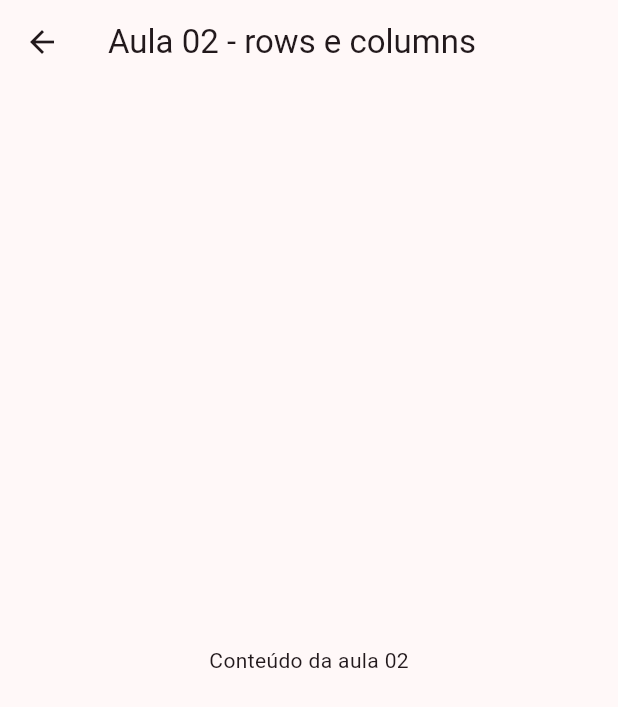
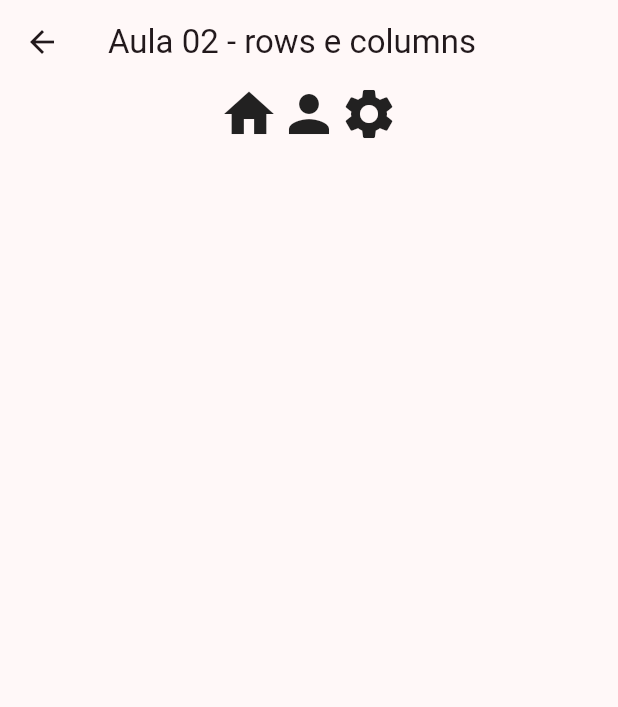
Before and after one commit to tasinassoemanuelli-ctrl/programacao-mobile-2026, a Flutter app: the Aula02 screen opened by its route, on a phone screen of 412 x 824 dp. Shown: the top 707 px of the screen. Run offline on Flutter 3.47's test engine with Material 3 defaults, Android fonts, the phone set to English and light mode, and no system bars.

Commit message:
Aula 02 - Aplicando alinhamento com linhas.

```diff
--- a/lib/menu_lateral.dart
+++ b/lib/menu_lateral.dart
@@ -25,6 +25,11 @@ class _MenulateralState extends State<Menulateral> {
             title: const Text("01 - Container"),
             onTap: () => Navigator.pushNamed(context, "/aula01"),
           ),
+          ListTile(
+            leading: const Icon(Icons.table_rows),
+            title: const Text("02 - Linhas e Colunas"),
+            onTap: () => Navigator.pushNamed(context, "/aula02")
+          )
         ],
       ),
     );
--- a/lib/paginas/aula02.dart
+++ b/lib/paginas/aula02.dart
@@ -5,12 +5,30 @@ class Aula02 extends StatelessWidget {
 
   @override
   Widget build(BuildContext context) {
+  double _tamanhoIcones = 40;
+
+
     return Scaffold(
       appBar: AppBar(
-        title: Text('Aula 02 - rows e columns'),
+        title: const Text('Aula 02 - rows e columns'),
       ),
-      body: Center(
-        child: Text("Conteúdo da aula 02"),
+      body: Container(
+        width: double.infinity,
+        child: Column(
+          children: [
+            Row(
+              mainAxisSize: MainAxisSize.max,
+              mainAxisAlignment: MainAxisAlignment.center,
+              children: [
+               Icon(Icons.home, size:_tamanhoIcones),
+               Icon(Icons.person, size:_tamanhoIcones),
+              Icon(Icons.settings, size:_tamanhoIcones),
+              ],
+            ),
+            Column(),
+            Column(),
+          ],
+        )
       ),
     );
   }
```
